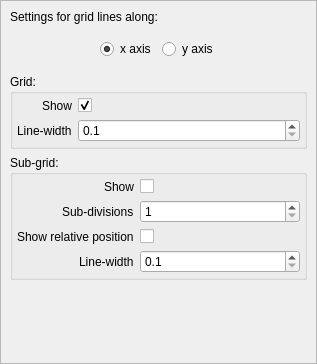
Old version of the form Widgets/zegridsettingswidget.ui in the repository AdelKS/ZeGrapher.
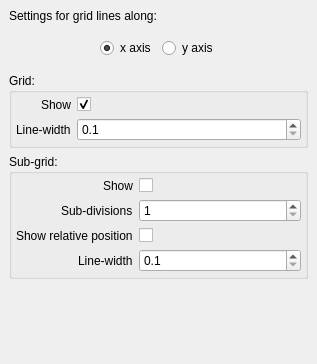
New version of the form.

The edit to the form file:
```diff
--- a/Widgets/zegridsettingswidget.ui
+++ b/Widgets/zegridsettingswidget.ui
@@ -31,6 +31,12 @@
    </property>
    <item>
     <widget class="QScrollArea" name="scrollArea_3">
+     <property name="frameShape">
+      <enum>QFrame::NoFrame</enum>
+     </property>
+     <property name="frameShadow">
+      <enum>QFrame::Plain</enum>
+     </property>
      <property name="widgetResizable">
       <bool>true</bool>
      </property>
@@ -39,8 +45,8 @@
        <rect>
         <x>0</x>
         <y>0</y>
-        <width>315</width>
-        <height>362</height>
+        <width>317</width>
+        <height>364</height>
        </rect>
       </property>
       <layout class="QVBoxLayout" name="verticalLayout_2">
```
